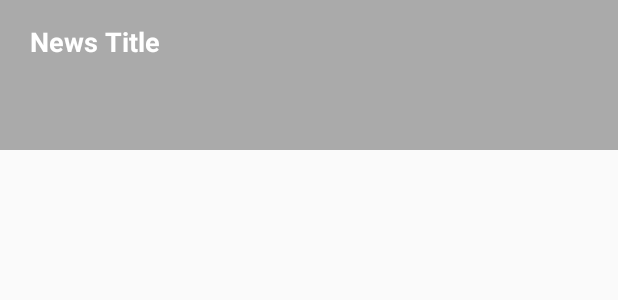
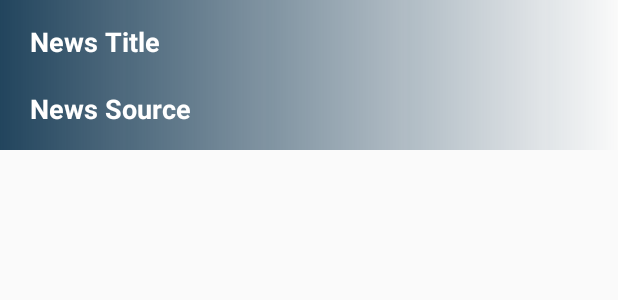
Before and after one commit to 2much4u/CryptoTracker, an Android app: the layout news_item.xml on its own in the app's theme, with its tools: preview values and no code run, on a phone screen of 412 x 824 dp. Shown: the top 300 px of the screen. Run offline under Robolectric (Android 15) with nearby library versions, the phone set to English and light mode, and no system bars; network calls fail.

Commit message:
Setup the news cards.

```diff
--- /dev/null
+++ b/app/src/main/res/drawable/news_gradient.xml
@@ -0,0 +1,8 @@
+<?xml version="1.0" encoding="utf-8"?>
+<shape xmlns:android="http://schemas.android.com/apk/res/android">
+
+    <gradient android:angle="0" android:startColor="#e0052c48"
+        android:endColor="#00000000">
+    </gradient>
+
+</shape>
--- a/app/src/main/res/layout/news_item.xml
+++ b/app/src/main/res/layout/news_item.xml
@@ -7,14 +7,14 @@
     android:layout_height="100dp">
 
     <ImageView
-        android:id="@+id/imageView"
+        android:id="@+id/newsBackground"
         android:layout_width="match_parent"
         android:layout_height="match_parent"
         app:layout_constraintBottom_toBottomOf="parent"
         app:layout_constraintEnd_toEndOf="parent"
         app:layout_constraintStart_toStartOf="parent"
         app:layout_constraintTop_toTopOf="parent"
-        app:srcCompat="@android:color/darker_gray" />
+        app:srcCompat="@drawable/news_gradient" />
 
     <TextView
         android:id="@+id/newsTitle"
@@ -29,4 +29,17 @@
         app:layout_constraintStart_toStartOf="parent"
         app:layout_constraintTop_toTopOf="parent" />
 
+    <TextView
+        android:id="@+id/newsSource"
+        android:layout_width="wrap_content"
+        android:layout_height="wrap_content"
+        android:layout_marginStart="20dp"
+        android:layout_marginBottom="15dp"
+        android:text="News Source"
+        android:textColor="#fff"
+        android:textSize="18dp"
+        android:textStyle="bold"
+        app:layout_constraintBottom_toBottomOf="parent"
+        app:layout_constraintStart_toStartOf="parent" />
+
 </android.support.constraint.ConstraintLayout>
```
